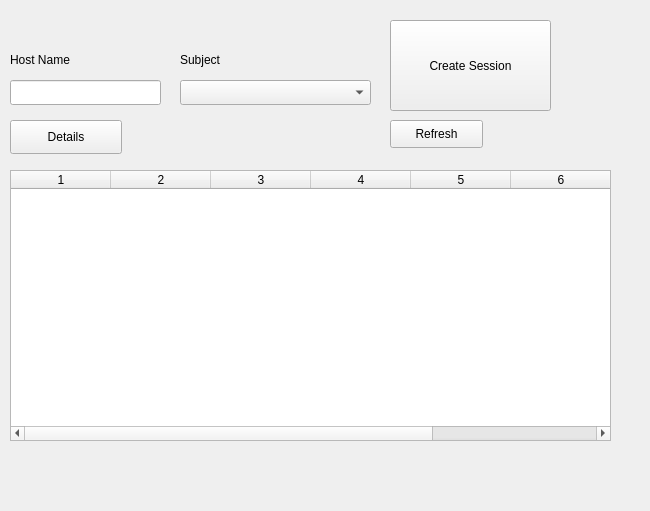
Qt form StudyMeet/viewsessions.ui (DanielCChavez/StudyMeet) before a commit.
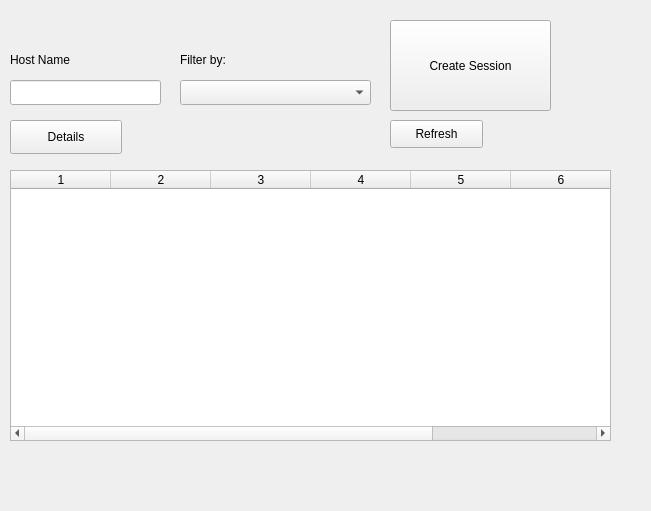
The same form after that commit.

Commit message: added filter by to view sessions

```diff
--- a/StudyMeet/viewsessions.ui
+++ b/StudyMeet/viewsessions.ui
@@ -6,7 +6,7 @@
    <rect>
     <x>0</x>
     <y>0</y>
-    <width>650</width>
+    <width>651</width>
     <height>511</height>
    </rect>
   </property>
@@ -65,7 +65,7 @@
     </rect>
    </property>
    <property name="text">
-    <string>Subject</string>
+    <string>Filter by:</string>
    </property>
   </widget>
   <widget class="QComboBox" name="subjectComboBox">
```
Left out of the diff: 4 changed lines with no effect on the pictures. The commit also changes 4 other files.
